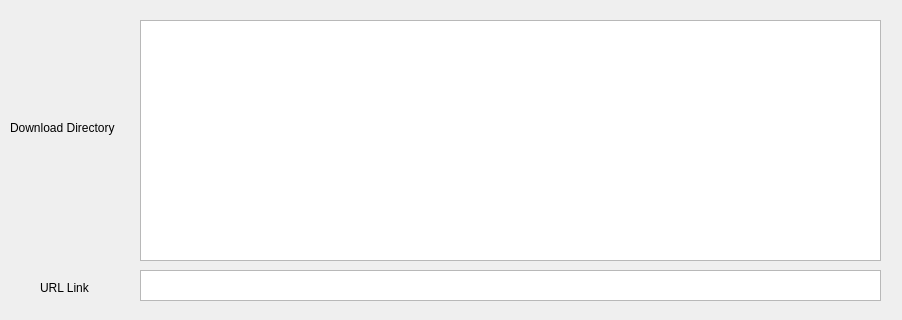
Qt form env/interface/dialog.ui (LengLee/youtube-dl-gui) before a commit; both pictures show x 0 to 902 and y 0 to 320 of the 902 by 483 pixel window.
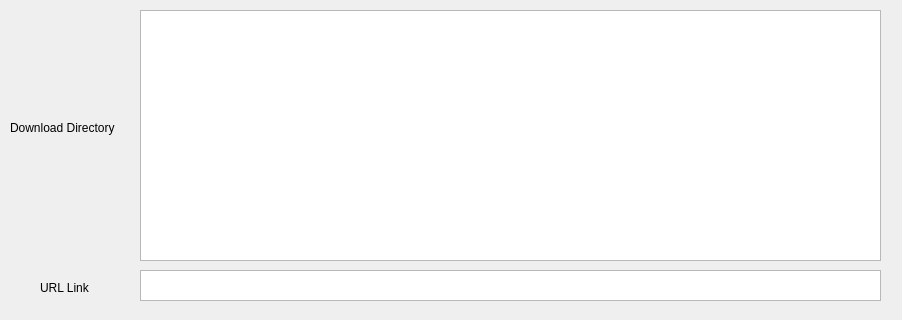
The same form after that commit.

```diff
--- a/env/interface/dialog.ui
+++ b/env/interface/dialog.ui
@@ -50,16 +50,6 @@
      <string>Download</string>
     </property>
    </widget>
-   <widget class="QTreeView" name="treeView">
-    <property name="geometry">
-     <rect>
-      <x>140</x>
-      <y>20</y>
-      <width>741</width>
-      <height>241</height>
-     </rect>
-    </property>
-   </widget>
    <widget class="QLabel" name="label_2">
     <property name="geometry">
      <rect>
@@ -73,6 +63,16 @@
      <string>Download Directory</string>
     </property>
    </widget>
+   <widget class="QTreeView" name="treeView">
+    <property name="geometry">
+     <rect>
+      <x>140</x>
+      <y>10</y>
+      <width>741</width>
+      <height>251</height>
+     </rect>
+    </property>
+   </widget>
   </widget>
   <widget class="QMenuBar" name="menubar">
    <property name="geometry">
```
